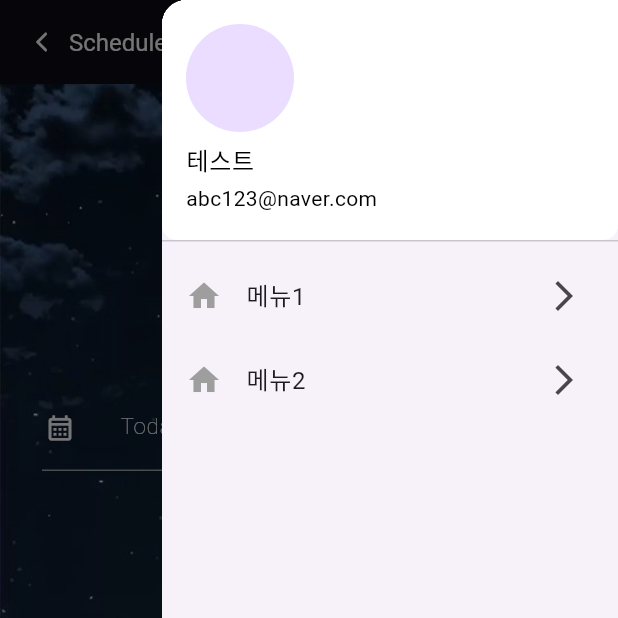
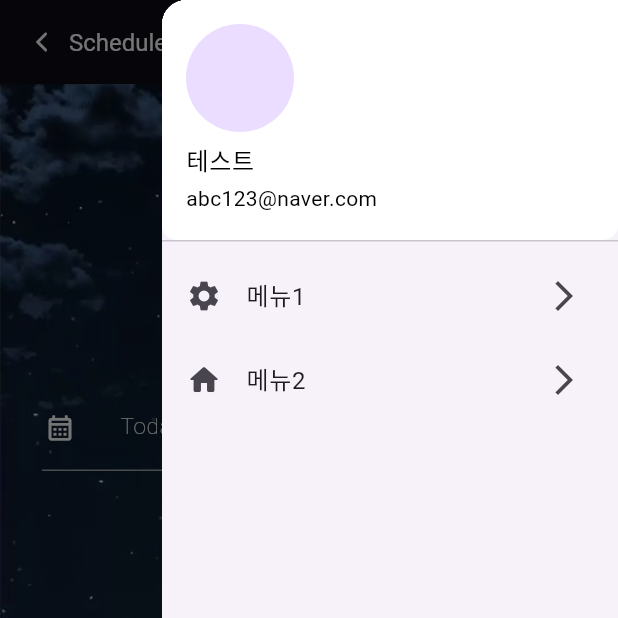
Before and after one commit to rainofmay/distance, a Flutter app: the Schedule screen opened directly, with the side drawer open, on a phone screen of 412 x 824 dp, the top half of it. Run offline on Flutter 3.47's test engine with Material 3 defaults, Android fonts, the phone set to English and light mode, and no system bars; our stand-ins replace audioplayers, cloud_firestore, firebase_auth, firebase_core, google_mobile_ads, google_sign_in and 5 more; accounts and stored records are empty; network calls fail; Roboto replaces fonts that are missing (GmarketSansTTFMedium).

Commit message:
[UPDATE} 리팩토링 : drawer 최적화, 기타

```diff
--- a/lib/pages/groupstudy_screen/groupstudy.dart
+++ b/lib/pages/groupstudy_screen/groupstudy.dart
@@ -33,6 +33,8 @@ class _GroupStudyState extends State<GroupStudy>
     // Add more group study names as needed
   ];
   late TabController _tabController;
+
+  final Map<Icon, String> _drawerMenu = {Icon(Icons.settings) : '메뉴1', Icon(Icons.home_rounded) : '메뉴2'};
 
   @override
   void initState() {
@@ -210,7 +212,7 @@ class _GroupStudyState extends State<GroupStudy>
           ),
         ],
       ),
-      drawer: CustomDrawer(),
+      drawer: CustomDrawer(drawerMenu: _drawerMenu,),
       body: Column(
         children: [
           Padding(
--- a/lib/pages/myroom_schedule.dart
+++ b/lib/pages/myroom_schedule.dart
@@ -19,6 +19,7 @@ class _ScheduleState extends State<Schedule> {
     ScheduleSchedule(),
     ScheduleTodo(),
   ];
+  final Map<Icon, String> _drawerMenu = {Icon(Icons.settings) : '메뉴1', Icon(Icons.home_rounded) : '메뉴2'};
 
   @override
   Widget build(BuildContext context) {
@@ -39,7 +40,7 @@ class _ScheduleState extends State<Schedule> {
             ),
           ],
         ),
-        endDrawer: CustomDrawer(),
+        endDrawer: CustomDrawer(drawerMenu: _drawerMenu,),
         body: scheduleScreens[currentTab],
         floatingActionButton: FloatingActionButton.small(
           elevation: 8.0,
--- a/lib/pages/register.dart
+++ b/lib/pages/register.dart
@@ -16,8 +16,10 @@ class MyApp extends StatelessWidget {
 }
 
 class RegisterPage extends StatefulWidget {
+  const RegisterPage({super.key});
+
   @override
-  _RegisterPageState createState() => _RegisterPageState();
+  State<RegisterPage> createState() => _RegisterPageState();
 }
 
 class _RegisterPageState extends State<RegisterPage> {
--- a/lib/widgets/custom_drawer.dart
+++ b/lib/widgets/custom_drawer.dart
@@ -1,7 +1,8 @@
 import 'package:flutter/material.dart';
 
 class CustomDrawer extends StatelessWidget {
-  const CustomDrawer({super.key});
+  final Map<Icon, String> drawerMenu;
+  const CustomDrawer({super.key, required this.drawerMenu});
 
   @override
   Widget build(BuildContext context) {
@@ -15,6 +16,7 @@ class CustomDrawer extends StatelessWidget {
             ),
             accountName: Text('테스트', style: TextStyle(color: Colors.black),),
             accountEmail: Text('abc123@naver.com', style: TextStyle(color: Colors.black)),
+
             onDetailsPressed: () {},
             decoration: BoxDecoration(
               color: Colors.white,
@@ -24,20 +26,13 @@ class CustomDrawer extends StatelessWidget {
               ),
             ),
           ),
-
-          // ListView.builder로 변환 필요
-          ListTile(
-            leading: Icon(Icons.home, color: Colors.grey,),
-            title: Text('메뉴1'),
-            onTap: () {},
-            trailing: Icon(Icons.arrow_forward_ios),
-          ),
-          ListTile(
-            leading: Icon(Icons.home, color: Colors.grey,),
-            title: Text('메뉴2'),
-            onTap: () {},
-            trailing: Icon(Icons.arrow_forward_ios),
-          )
+      for (var entry in drawerMenu.entries.toList())
+            ListTile(
+              leading: entry.key,
+              title: Text(entry.value),
+              onTap: () {},
+              trailing: Icon(Icons.arrow_forward_ios),
+            )
         ],
       ),
     );
```
Also changed, not shown: Screenshot_20240312_153910.png (deleted), 1 other file.
